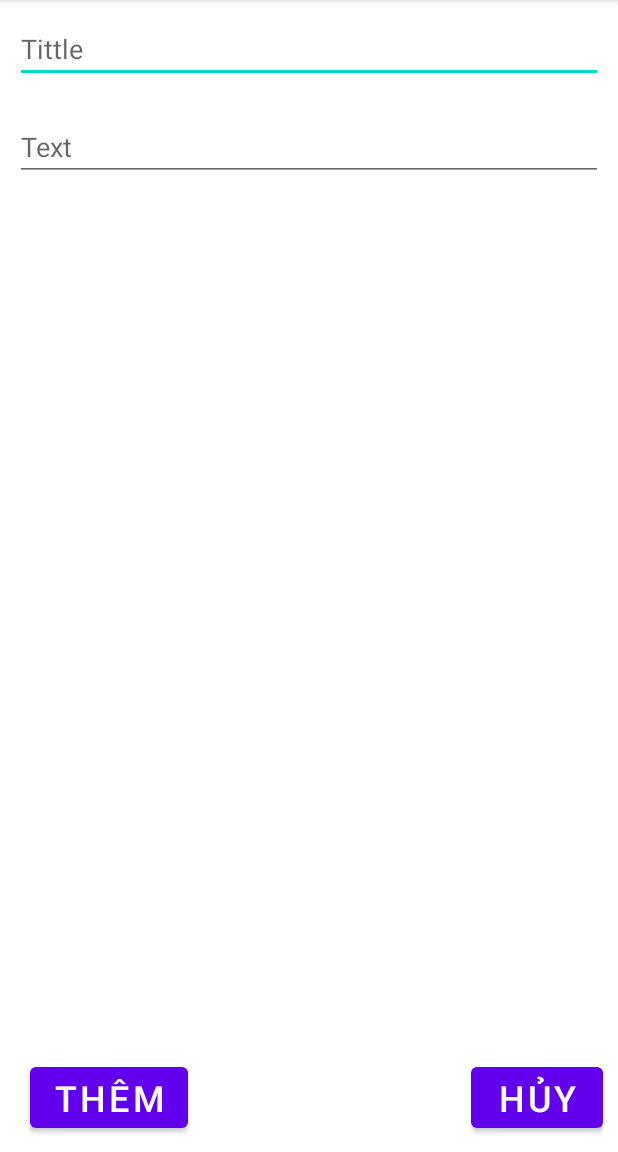
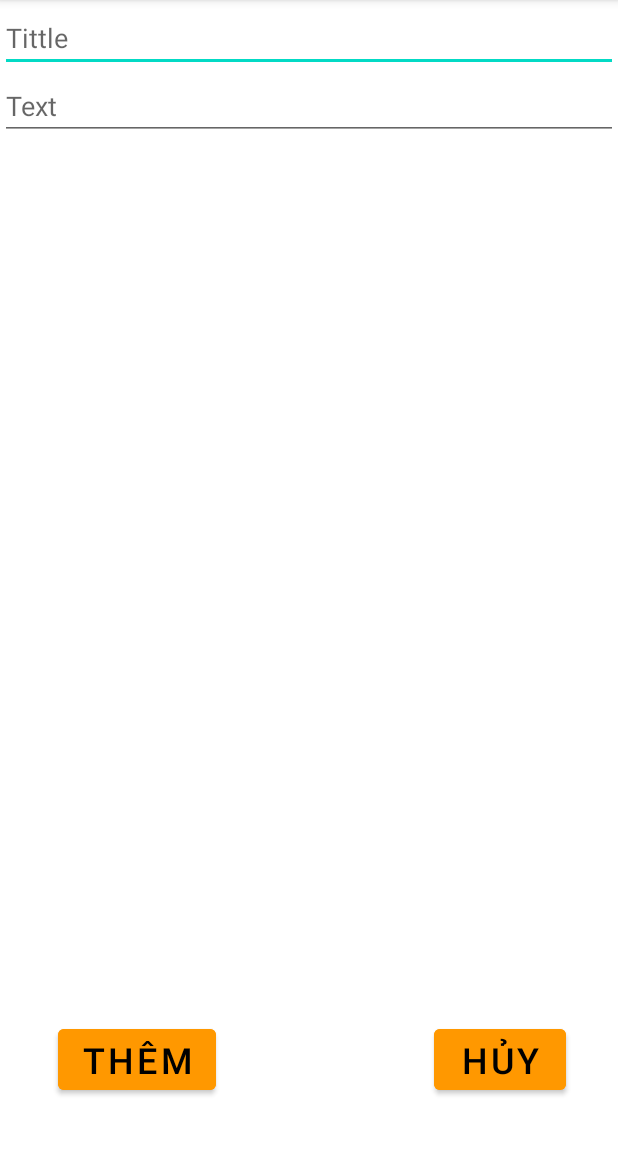
Before and after one commit to NguyenKhacNgoc/MyProject, an Android app: the AddActivity screen opened directly, with no data from a screen before it, on a phone screen of 412 x 824 dp, the part 84-1236 px from its top. Run offline under Robolectric (Android 15) with nearby library versions, the light colour scheme and no system bars.

Commit message:
Nguyen Khac Ngoc

```diff
--- a/app/src/main/res/layout/activity_account.xml
+++ b/app/src/main/res/layout/activity_account.xml
@@ -10,9 +10,9 @@
         android:id="@+id/signin"
         android:layout_width="wrap_content"
         android:layout_height="wrap_content"
-        android:text="Button"
-        android:textColor="@color/black"
-        android:backgroundTint="@color/white"
+        android:text="Signin"
+        android:textColor="@color/white"
+        android:backgroundTint="#CD0000"
         app:layout_constraintBottom_toBottomOf="parent"
         app:layout_constraintEnd_toEndOf="parent"
         app:layout_constraintStart_toStartOf="parent"
--- a/app/src/main/res/layout/activity_add.xml
+++ b/app/src/main/res/layout/activity_add.xml
@@ -1,42 +1,69 @@
 <?xml version="1.0" encoding="utf-8"?>
-<RelativeLayout xmlns:android="http://schemas.android.com/apk/res/android"
+<androidx.constraintlayout.widget.ConstraintLayout xmlns:android="http://schemas.android.com/apk/res/android"
+    xmlns:app="http://schemas.android.com/apk/res-auto"
     xmlns:tools="http://schemas.android.com/tools"
-    android:padding="10dp"
     android:layout_width="match_parent"
     android:layout_height="match_parent"
-    tools:context=".AddActivity">
+    >
+
+    <Button
+        android:textColor="@color/black"
+        android:backgroundTint="#FF9800"
+        android:id="@+id/btnSave"
+        android:layout_width="wrap_content"
+        android:layout_height="wrap_content"
+        android:layout_alignParentLeft="true"
+        android:layout_alignParentBottom="true"
+        android:text="Thêm"
+        android:textSize="24dp"
+        app:layout_constraintBottom_toBottomOf="parent"
+        app:layout_constraintEnd_toEndOf="parent"
+        app:layout_constraintHorizontal_bias="0.125"
+        app:layout_constraintStart_toStartOf="parent"
+        app:layout_constraintTop_toTopOf="parent"
+        app:layout_constraintVertical_bias="0.951" />
+
+    <Button
+        android:backgroundTint="#FF9800"
+        android:textColor="@color/black"
+        android:id="@+id/btnCancel"
+        android:layout_width="wrap_content"
+        android:layout_height="wrap_content"
+        android:layout_alignParentRight="true"
+        android:layout_alignParentBottom="true"
+        android:text="Hủy"
+        android:textSize="24dp"
+        app:layout_constraintBottom_toBottomOf="parent"
+        app:layout_constraintEnd_toEndOf="parent"
+        app:layout_constraintHorizontal_bias="0.894"
+        app:layout_constraintStart_toStartOf="parent"
+        app:layout_constraintTop_toTopOf="parent"
+        app:layout_constraintVertical_bias="0.951" />
 
     <EditText
         android:id="@+id/edtTittle"
         android:layout_width="match_parent"
         android:layout_height="wrap_content"
         android:hint="Tittle"
-        android:inputType="textPersonName" />
+        android:inputType="textPersonName"
+        app:layout_constraintBottom_toBottomOf="parent"
+        app:layout_constraintEnd_toEndOf="parent"
+        app:layout_constraintHorizontal_bias="0.0"
+        app:layout_constraintStart_toStartOf="parent"
+        app:layout_constraintTop_toTopOf="parent"
+        app:layout_constraintVertical_bias="0.004" />
 
     <EditText
         android:id="@+id/edtText"
         android:layout_width="match_parent"
         android:layout_height="wrap_content"
         android:layout_below="@+id/edtTittle"
-        android:layout_marginTop="20dp"
         android:hint="Text"
-        android:inputType="text" />
+        android:inputType="text"
+        app:layout_constraintBottom_toBottomOf="parent"
+        app:layout_constraintTop_toBottomOf="@+id/edtTittle"
+        app:layout_constraintVertical_bias="0.0"
+        tools:layout_editor_absoluteX="0dp" />
 
-    <Button
-        android:id="@+id/btnSave"
-        android:layout_width="wrap_content"
-        android:layout_height="wrap_content"
-        android:layout_marginLeft="10dp"
-        android:layout_alignParentLeft="true"
-        android:layout_alignParentBottom="true"
-        android:text="Thêm"
-        android:textSize="24dp" />
-    <Button
-        android:id="@+id/btnCancel"
-        android:text="Hủy"
-        android:layout_alignParentRight="true"
-        android:textSize="24dp"
-        android:layout_alignParentBottom="true"
-        android:layout_width="wrap_content"
-        android:layout_height="wrap_content"/>
-</RelativeLayout>
+
+</androidx.constraintlayout.widget.ConstraintLayout>
```
Also changed, not shown: app/src/main/res/layout/activity_list.xml (+45 -18 lines), app/src/main/res/layout/activity_main.xml (+24 -17 lines), app/src/main/res/drawable/ic_menu_setting.png (added).
